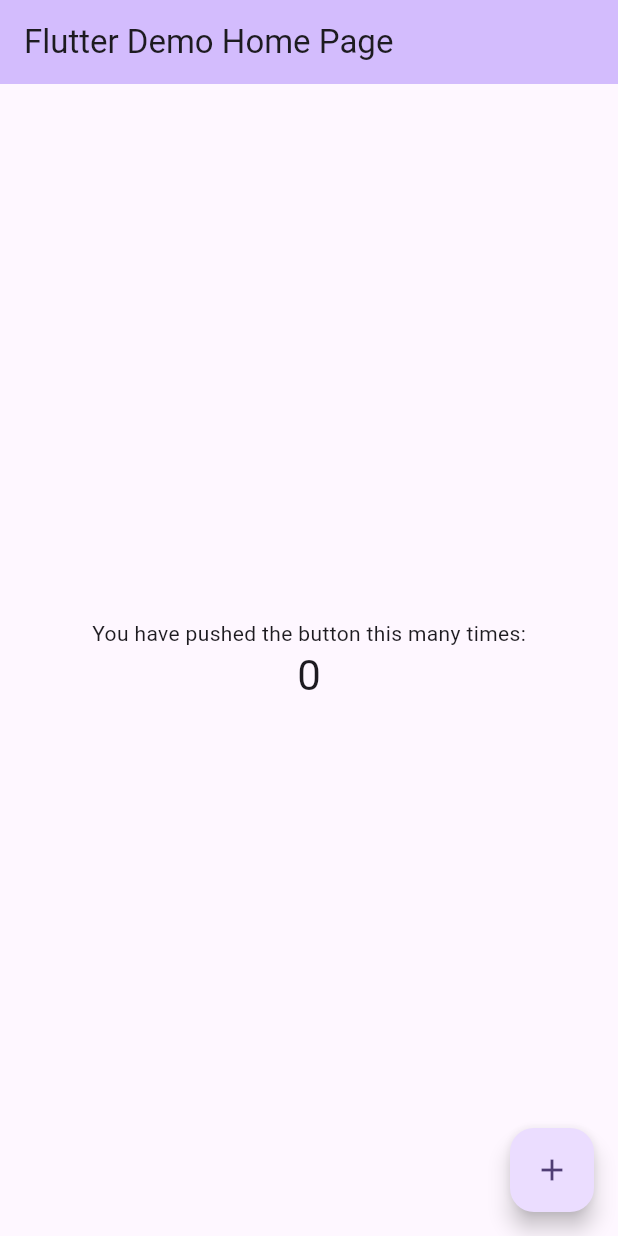
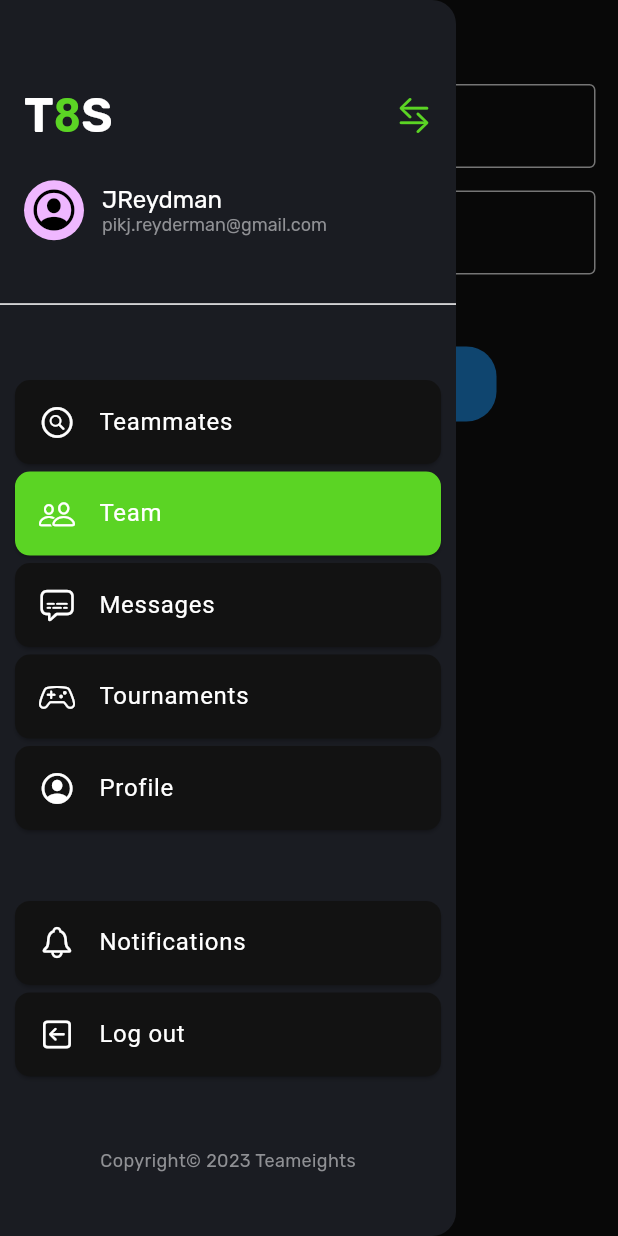
Before and after one commit to jreydman/teameights-mobile, a Flutter app: the screen it shows after launch, with the side drawer open (before the commit the screen has no drawer), on a phone screen of 412 x 824 dp. Run offline on Flutter 3.47's test engine with Material 2 defaults, Android fonts, the phone set to English and light mode, and no system bars; our stand-ins replace google_fonts.

Commit message:
patch:create navbar and make auth page

```diff
--- /dev/null
+++ b/lib/authorization/authorization.page.dart
@@ -0,0 +1,17 @@
+import 'package:flutter/cupertino.dart';
+import 'package:flutter/material.dart';
+import 'package:teameights_mobile/authorization/signin.component.dart';
+
+class AuthorizationPage extends StatefulWidget {
+  const AuthorizationPage({super.key});
+  @override
+  State<StatefulWidget> createState() => AuthorizationPageState();
+}
+
+class AuthorizationPageState extends State<AuthorizationPage> {
+  @override
+  Widget build(BuildContext context) => Scaffold(
+    body: Container(child: Signin()),
+  );
+
+}
--- /dev/null
+++ b/lib/authorization/signin.component.dart
@@ -0,0 +1,25 @@
+import 'package:flutter/cupertino.dart';
+import 'package:flutter/material.dart';
+import 'package:teameights_mobile/home/home.page.dart';
+
+class Signin extends StatelessWidget {
+  @override
+  Widget build(BuildContext context) => SingleChildScrollView(child: Column(children: <Widget>[
+    const Padding(padding: EdgeInsets.symmetric(horizontal: 15), child:
+      TextField(decoration: InputDecoration(border: OutlineInputBorder(), labelText: 'Email', hintText: 'Enter valid email id as abc@gmail.com')),
+    ),
+    const Padding(padding: EdgeInsets.only(left: 15.0, right: 15.0, top: 15, bottom: 0), child:
+      TextField(obscureText: true, decoration: InputDecoration(border: OutlineInputBorder(), labelText: 'Password', hintText: 'Enter secure password')),
+    ),
+    TextButton(onPressed: (){/*TODO FORGOT PASSWORD SCREEN GOES HERE*/}, child:
+      const Text('Forgot Password', style: TextStyle(color: Colors.blue, fontSize: 15)),
+    ),
+    Container(height: 50, width: 250, decoration: BoxDecoration(color: Colors.blue, borderRadius: BorderRadius.circular(20)), child:
+      TextButton(onPressed: () {Navigator.push(context, MaterialPageRoute<Widget>(builder: (_) => const HomePage()));}, child:
+        const Text('Login', style: TextStyle(color: Colors.white, fontSize: 25)),
+      ),
+    ),
+    const SizedBox(height: 130),
+    const Text('New User? Create Account')
+  ]));
+}
--- /dev/null
+++ b/lib/authorization/signup.component.dart
@@ -0,0 +1,12 @@
+import 'package:flutter/cupertino.dart';
+import 'package:flutter/material.dart';
+
+class Signup extends StatelessWidget {
+  @override
+  Widget build(BuildContext context) => Form(child: Column(children: [
+    InputChip(label: Text('username')),
+    InputChip(label: Text('email')),
+    InputChip(label: Text('password')),
+  ]));
+
+}
--- /dev/null
+++ b/lib/home/home.page.dart
@@ -0,0 +1,18 @@
+import 'package:flutter/cupertino.dart';
+import 'package:flutter/material.dart';
+
+class HomePage extends StatefulWidget {
+  const HomePage({super.key});
+  @override
+  State<StatefulWidget> createState() => HomePageState();
+}
+
+class HomePageState extends State<HomePage> {
+  @override
+  Widget build(BuildContext context) => Scaffold(
+    body: Container(alignment: Alignment.center, child:
+      const Text('HOME PAGE')
+    ),
+  );
+
+}
--- a/lib/main.dart
+++ b/lib/main.dart
@@ -1,4 +1,6 @@
 import 'package:flutter/material.dart';
+import 'package:teameights_mobile/authorization/authorization.page.dart';
+import 'package:teameights_mobile/navbar.component.dart';
 
 void main() {
   runApp(const MyApp());
@@ -7,119 +9,14 @@ void main() {
 class MyApp extends StatelessWidget {
   const MyApp({super.key});
 
-  // This widget is the root of your application.
   @override
-  Widget build(BuildContext context) {
-    return MaterialApp(
-      title: 'Flutter Demo',
-      theme: ThemeData(
-        // This is the theme of your application.
-        //
-        // TRY THIS: Try running your application with "flutter run". You'll see
-        // the application has a blue toolbar. Then, without quitting the app,
-        // try changing the seedColor in the colorScheme below to Colors.green
-        // and then invoke "hot reload" (save your changes or press the "hot
-        // reload" button in a Flutter-supported IDE, or press "r" if you used
-        // the command line to start the app).
-        //
-        // Notice that the counter didn't reset back to zero; the application
-        // state is not lost during the reload. To reset the state, use hot
-        // restart instead.
-        //
-        // This works for code too, not just values: Most code changes can be
-        // tested with just a hot reload.
-        colorScheme: ColorScheme.fromSeed(seedColor: Colors.deepPurple),
-        useMaterial3: true,
-      ),
-      home: const MyHomePage(title: 'Flutter Demo Home Page'),
-    );
-  }
+  Widget build(BuildContext context) => MaterialApp(
+    theme: ThemeData(useMaterial3: true, colorScheme: const ColorScheme.highContrastDark()),
+    home: Scaffold(
+      appBar: AppBar(title: const Text('T8S')),
+      drawer: const Navbar(),
+      body: const AuthorizationPage(),
+    ),
+  );
+
 }
-
-class MyHomePage extends StatefulWidget {
-  const MyHomePage({super.key, required this.title});
-
-  // This widget is the home page of your application. It is stateful, meaning
-  // that it has a State object (defined below) that contains fields that affect
-  // how it looks.
-
-  // This class is the configuration for the state. It holds the values (in this
-  // case the title) provided by the parent (in this case the App widget) and
-  // used by the build method of the State. Fields in a Widget subclass are
-  // always marked "final".
-
-  final String title;
-
-  @override
-  State<MyHomePage> createState() => _MyHomePageState();
-}
-
-class _MyHomePageState extends State<MyHomePage> {
-  int _counter = 0;
-
-  void _incrementCounter() {
-    setState(() {
-      // This call to setState tells the Flutter framework that something has
-      // changed in this State, which causes it to rerun the build method below
-      // so that the display can reflect the updated values. If we changed
-      // _counter without calling setState(), then the build method would not be
-      // called again, and so nothing would appear to happen.
-      _counter++;
-    });
-  }
-
-  @override
-  Widget build(BuildContext context) {
-    // This method is rerun every time setState is called, for instance as done
-    // by the _incrementCounter method above.
-    //
-    // The Flutter framework has been optimized to make rerunning build methods
-    // fast, so that you can just rebuild anything that needs updating rather
-    // than having to individually change instances of widgets.
-    return Scaffold(
-      appBar: AppBar(
-        // TRY THIS: Try changing the color here to a specific color (to
-        // Colors.amber, perhaps?) and trigger a hot reload to see the AppBar
-        // change color while the other colors stay the same.
-        backgroundColor: Theme.of(context).colorScheme.inversePrimary,
-        // Here we take the value from the MyHomePage object that was created by
-        // the App.build method, and use it to set our appbar title.
-        title: Text(widget.title),
-      ),
-      body: Center(
-        // Center is a layout widget. It takes a single child and positions it
-        // in the middle of the parent.
-        child: Column(
-          // Column is also a layout widget. It takes a list of children and
-          // arranges them vertically. By default, it sizes itself to fit its
-          // children horizontally, and tries to be as tall as its parent.
-          //
-          // Column has various properties to control how it sizes itself and
-          // how it positions its children. Here we use mainAxisAlignment to
-          // center the children vertically; the main axis here is the vertical
-          // axis because Columns are vertical (the cross axis would be
-          // horizontal).
-          //
-          // TRY THIS: Invoke "debug painting" (choose the "Toggle Debug Paint"
-          // action in the IDE, or press "p" in the console), to see the
-          // wireframe for each widget.
-          mainAxisAlignment: MainAxisAlignment.center,
-          children: <Widget>[
-            const Text(
-              'You have pushed the button this many times:',
-            ),
-            Text(
-              '$_counter',
-              style: Theme.of(context).textTheme.headlineMedium,
-            ),
-          ],
-        ),
-      ),
-      floatingActionButton: FloatingActionButton(
-        onPressed: _incrementCounter,
-        tooltip: 'Increment',
-        child: const Icon(Icons.add),
-      ), // This trailing comma makes auto-formatting nicer for build methods.
-    );
-  }
-}
--- /dev/null
+++ b/lib/navbar.component.dart
@@ -0,0 +1,49 @@
+import 'package:flutter/cupertino.dart';
+import 'package:flutter/material.dart';
+import 'package:google_fonts/google_fonts.dart';
+
+class Navbar extends StatelessWidget {
+  const Navbar({super.key});
+  @override
+  Widget build(BuildContext context) {
+    return Drawer(
+      backgroundColor: const Color(0xff1A1C22),
+      child: Column(
+        mainAxisAlignment: MainAxisAlignment.spaceEvenly,
+        children: [
+          DrawerHeader(child: Column(children: <Widget>[
+            Row(mainAxisAlignment: MainAxisAlignment.spaceBetween, children: [
+              RichText(text: TextSpan(text: 'T', style: GoogleFonts.rubik(color: const Color(0xffffffff), fontSize: 32.0, fontWeight: FontWeight.w600), children: const <TextSpan>[
+                TextSpan(text: '8', style: TextStyle(color: Color(0xff5bd424))),
+                TextSpan(text: 'S'),
+              ])),
+              const Icon(CupertinoIcons.arrow_right_arrow_left, color: Color(0xff5bd424),)
+              ]),
+              const SizedBox(height: 24.0),
+            DefaultTextStyle(style: GoogleFonts.rubik(color: const Color(0xffffffff), fontSize: 16.0, fontWeight: FontWeight.w400),child: Row(children: [
+                const CircleAvatar(child: Icon(size: 32.0, CupertinoIcons.profile_circled)),
+                const SizedBox(width: 12.0),
+                Column(crossAxisAlignment: CrossAxisAlignment.start, children: [
+                  const Text('JReydman'),
+                  Text('pikj.reyderman@gmail.com', style: GoogleFonts.rubik(color: const Color(0xff8f9094), fontSize: 12.0))
+                ]),
+              ])),
+            ],),
+          ),
+          Column(children: [
+            Card(margin: const EdgeInsets.only(left: 10.0, right: 10.0, bottom: 5.0) ,shape: RoundedRectangleBorder(borderRadius: BorderRadius.circular(10.0)) ,child: const ListTile(title: Text('Teammates'), leading: Icon(CupertinoIcons.search_circle))),
+            Card(color: const Color(0xff5bd424), margin: const EdgeInsets.only(left: 10.0, right: 10.0, bottom: 5.0) ,shape: RoundedRectangleBorder(borderRadius: BorderRadius.circular(10.0)) ,child: const ListTile(title: Text('Team'), leading: Icon(CupertinoIcons.person_2))),
+            Card(margin: const EdgeInsets.only(left: 10.0, right: 10.0, bottom: 5.0) ,shape: RoundedRectangleBorder(borderRadius: BorderRadius.circular(10.0)) ,child: const ListTile(title: Text('Messages'), leading: Icon(CupertinoIcons.captions_bubble))),
+            Card(margin: const EdgeInsets.only(left: 10.0, right: 10.0, bottom: 5.0) ,shape: RoundedRectangleBorder(borderRadius: BorderRadius.circular(10.0)) ,child: const ListTile(title: Text('Tournaments'), leading: Icon(CupertinoIcons.game_controller))),
+            Card(margin: const EdgeInsets.only(left: 10.0, right: 10.0, bottom: 5.0) ,shape: RoundedRectangleBorder(borderRadius: BorderRadius.circular(10.0)) ,child: const ListTile(title: Text('Profile'), leading: Icon(CupertinoIcons.profile_circled))),
+          ]),
+          Column(children: [
+            Card(margin: const EdgeInsets.only(left: 10.0, right: 10.0, bottom: 5.0) ,shape: RoundedRectangleBorder(borderRadius: BorderRadius.circular(10.0)) ,child: const ListTile(title: Text('Notifications'), leading: Icon(CupertinoIcons.bell))),
+            Card(margin: const EdgeInsets.only(left: 10.0, right: 10.0, bottom: 5.0) ,shape: RoundedRectangleBorder(borderRadius: BorderRadius.circular(10.0)) ,child: const ListTile(title: Text('Log out'), leading: Icon(CupertinoIcons.arrow_left_square))),
+          ]),
+          Text('Copyright© 2023 Teameights', style: GoogleFonts.rubik(fontSize: 12.0, fontWeight: FontWeight.w400, color: const Color(0xff8f9094)))
+        ],
+      ),
+    );
+  }
+}
--- a/pubspec.yaml
+++ b/pubspec.yaml
@@ -35,6 +35,7 @@ dependencies:
   # The following adds the Cupertino Icons font to your application.
   # Use with the CupertinoIcons class for iOS style icons.
   cupertino_icons: ^1.0.2
+  google_fonts: ^6.1.0
 
 dev_dependencies:
   flutter_test:
```
Also changed, not shown: analysis_options.yaml (+9 -0 lines), pubspec.lock, 4 other files.
